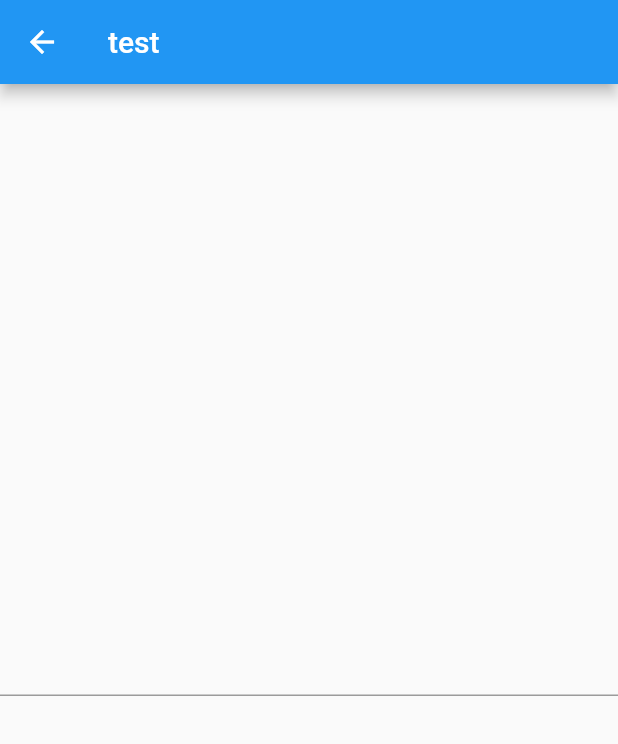
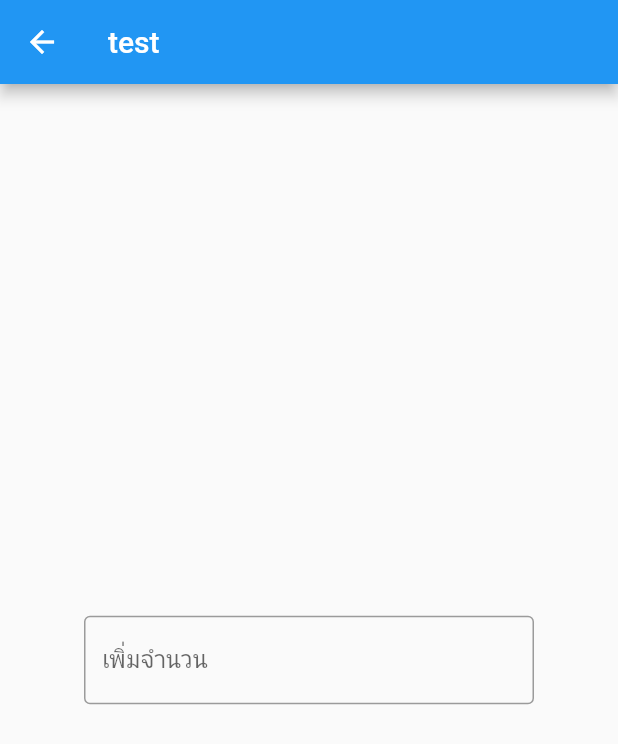
Before and after one commit to Skythethird/sokoV3, a Flutter app: the Detailpage screen opened directly, on a phone screen of 412 x 824 dp. Shown: the top 744 px of the screen. Run offline on Flutter 3.47's test engine with Material 2 defaults, Android fonts, the phone set to English and light mode, and no system bars.

Commit message:
แก้หน้า detail

```diff
--- a/lib/detail.dart
+++ b/lib/detail.dart
@@ -24,10 +24,20 @@ class _DetailpageState extends State<Detailpage> {
         child: Column(
           mainAxisAlignment: MainAxisAlignment.center,
           children: <Widget>[
-            TextField(
+            Container(
+              width: 300,
+              child: Column(
+                children: <Widget>[
+                  TextField(
               onChanged: (text){
-              }
+              },
+              decoration: InputDecoration(
+                labelText: "เพิ่มจำนวน",
+                border: OutlineInputBorder(),
+              ),
             )
+                ],),
+            ),
           ],
         ),
       ),
```
